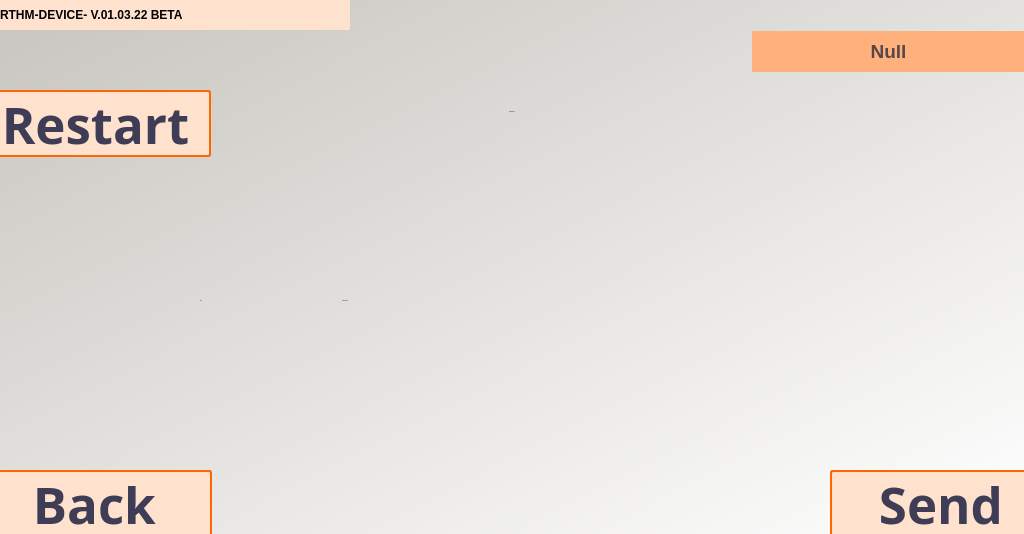
Above: FRONTEND/src/uiFiles/Recepient.ui from Jonnykoder/RTHM-Device before the change. Below: the same form after it.
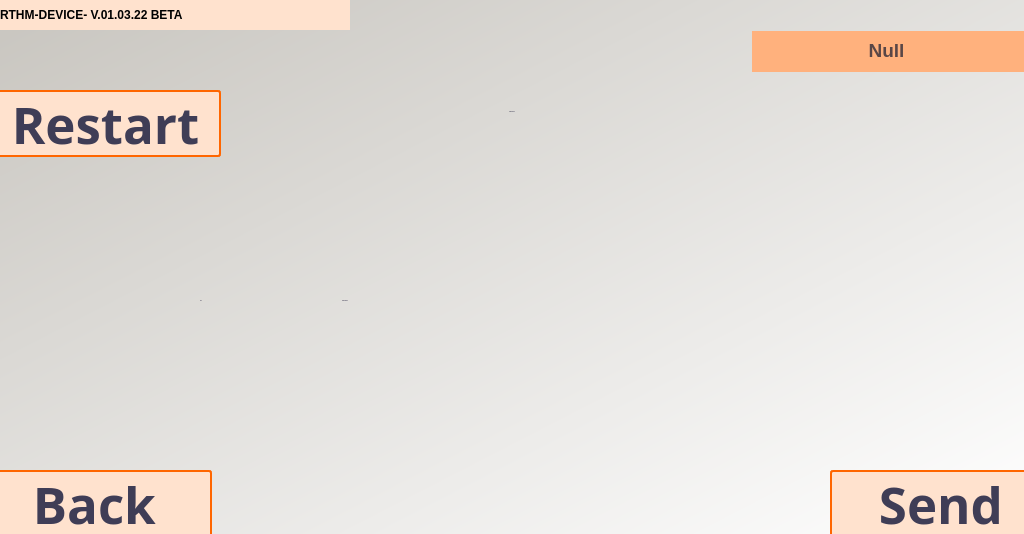
That is the form after the change. Icons and pictures are not drawn.

```diff
--- a/FRONTEND/src/uiFiles/Recepient.ui
+++ b/FRONTEND/src/uiFiles/Recepient.ui
@@ -63,8 +63,8 @@
    <widget class="QLabel" name="lblName">
     <property name="geometry">
      <rect>
-      <x>752</x>
-      <y>31</y>
+      <x>750</x>
+      <y>30</y>
       <width>273</width>
       <height>41</height>
      </rect>
@@ -275,6 +275,9 @@
     <property name="text">
      <string>9123456789</string>
     </property>
+    <property name="maxLength">
+     <number>10</number>
+    </property>
    </widget>
    <widget class="QLabel" name="lblNumber">
     <property name="geometry">
@@ -300,7 +303,7 @@
 font-weight: bold;</string>
     </property>
     <property name="text">
-     <string>+63-</string>
+     <string>+63</string>
     </property>
    </widget>
    <widget class="QLabel" name="imgHello_2">
@@ -364,9 +367,12 @@
     </property>
    </widget>
    <widget class="QPushButton" name="btnRestart">
+    <property name="enabled">
+     <bool>false</bool>
+    </property>
     <property name="geometry">
      <rect>
-      <x>-20</x>
+      <x>-10</x>
       <y>90</y>
       <width>231</width>
       <height>67</height>
@@ -397,11 +403,11 @@
      <string>Restart</string>
     </property>
    </widget>
-   <widget class="QPushButton" name="btnNew_2">
+   <widget class="QPushButton" name="btnRestart2">
     <property name="geometry">
      <rect>
       <x>180</x>
-      <y>50</y>
+      <y>60</y>
       <width>64</width>
       <height>64</height>
      </rect>
@@ -416,7 +422,7 @@
     </property>
     <property name="icon">
      <iconset>
-      <normaloff>../images/icons/add.png</normaloff>../images/icons/add.png</iconset>
+      <normaloff>../images/icons/restart.png</normaloff>../images/icons/restart.png</iconset>
     </property>
    </widget>
    <zorder>imgHello_2</zorder>
@@ -434,7 +440,7 @@
    <zorder>btnInfo</zorder>
    <zorder>btnInfo_2</zorder>
    <zorder>btnRestart</zorder>
-   <zorder>btnNew_2</zorder>
+   <zorder>btnRestart2</zorder>
   </widget>
  </widget>
  <resources/>
```
